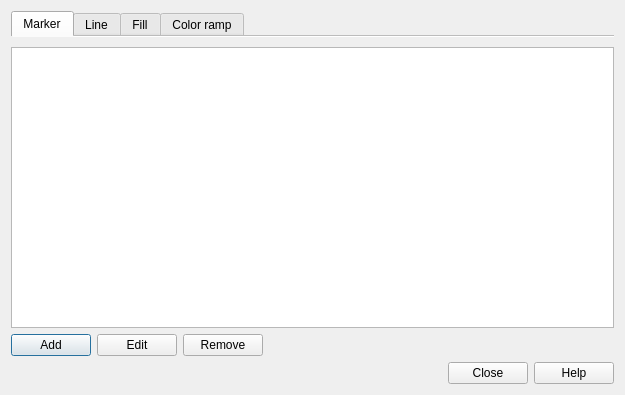
Old version of the form qgis/src/ui/qgsstylev2managerdialogbase.ui in the repository sourcepole/qgis.
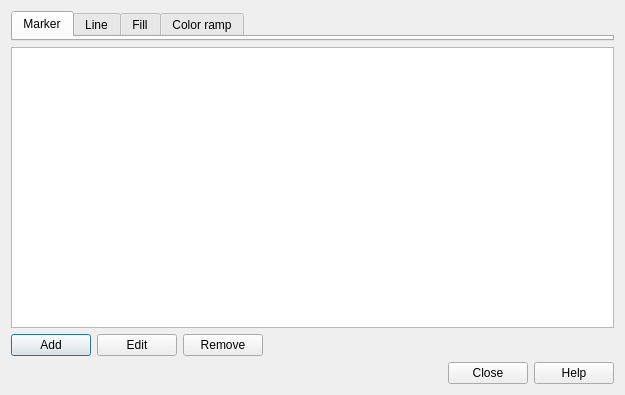
New version of the form. Icons and pictures are not drawn.

The edit to the form file:
```diff
--- a/qgis/src/ui/qgsstylev2managerdialogbase.ui
+++ b/qgis/src/ui/qgsstylev2managerdialogbase.ui
@@ -31,9 +31,6 @@
        <height>22</height>
       </size>
      </property>
-     <property name="documentMode">
-      <bool>true</bool>
-     </property>
      <widget class="QWidget" name="tabMarker">
       <property name="sizePolicy">
        <sizepolicy hsizetype="Preferred" vsizetype="Ignored">
```
